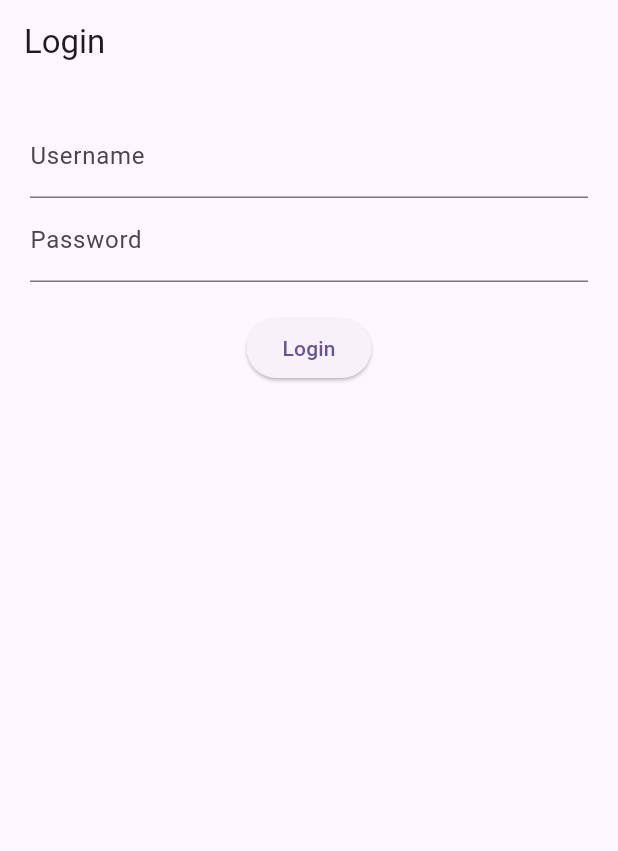
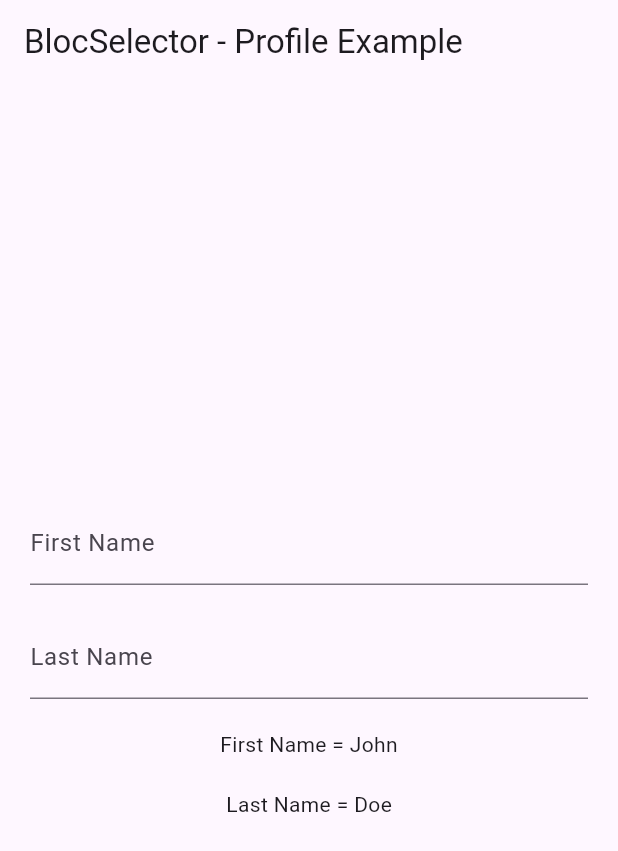
Before and after one commit to usamaaelgendy/flutter_state_management_bloc_cubit, a Flutter app: the screen it shows after launch, on a phone screen of 412 x 824 dp. Shown: the top 851 px of the screen. Run offline on Flutter 3.47's test engine with Material 3 defaults, Android fonts, the phone set to English and light mode, and no system bars; our stand-ins replace equatable, flutter_bloc.

Commit message:
Profile Screen

```diff
--- a/lib/controllers/login_cubit.dart
+++ /dev/null
@@ -1,20 +0,0 @@
-import 'package:equatable/equatable.dart';
-import 'package:flutter_bloc/flutter_bloc.dart';
-
-part 'login_state.dart';
-
-class LoginCubit extends Cubit<LoginState> {
-  LoginCubit() : super(LoginInitial());
-
-  void login(String username, String password) async {
-    emit(LoginLoading());
-
-    await Future.delayed(const Duration(seconds: 2));
-
-    if (username == "admin" && password == "password") {
-      emit(LoginSuccess());
-    } else {
-      emit(const LoginFailure("Invalid username or password"));
-    }
-  }
-}
--- a/lib/controllers/login_state.dart
+++ /dev/null
@@ -1,23 +0,0 @@
-part of 'login_cubit.dart';
-
-
-sealed class LoginState extends Equatable {
-  const LoginState();
-
-  @override
-  List<Object?> get props => [];
-}
-
-class LoginInitial extends LoginState {}
-
-class LoginLoading extends LoginState {}
-
-class LoginSuccess extends LoginState {}
-
-class LoginFailure extends LoginState {
-  final String message;
-  const LoginFailure(this.message);
-
-  @override
-  List<Object?> get props => [message];
-}
--- /dev/null
+++ b/lib/controllers/profile_cubit.dart
@@ -0,0 +1,16 @@
+import 'package:equatable/equatable.dart';
+import 'package:flutter_bloc/flutter_bloc.dart';
+
+part 'profile_state.dart';
+
+class ProfileCubit extends Cubit<ProfileState> {
+  ProfileCubit() : super(ProfileState(firstName: "John", lastName: "Doe"));
+
+  void changeFirstName(String newFirstName) {
+    emit(state.copyWith(firstName: newFirstName));
+  }
+
+  void changeLastName(String newLastName) {
+    emit(state.copyWith(lastName: newLastName));
+  }
+}
--- /dev/null
+++ b/lib/controllers/profile_state.dart
@@ -0,0 +1,19 @@
+part of 'profile_cubit.dart';
+
+
+class ProfileState extends Equatable {
+  final String firstName;
+  final String lastName;
+
+  const ProfileState({required this.firstName, required this.lastName});
+
+  ProfileState copyWith({String? firstName, String? lastName}) {
+    return ProfileState(
+      firstName: firstName ?? this.firstName,
+      lastName: lastName ?? this.lastName,
+    );
+  }
+
+  @override
+  List<Object?> get props => [firstName, lastName];
+}
--- a/lib/main.dart
+++ b/lib/main.dart
@@ -1,6 +1,6 @@
 import 'package:flutter/material.dart';
 import 'package:flutter_bloc/flutter_bloc.dart';
-import 'package:flutter_state_management_bloc_cubit/controllers/login_cubit.dart';
+import 'package:flutter_state_management_bloc_cubit/controllers/profile_cubit.dart';
 
 void main() {
   runApp(const MyApp());
@@ -18,55 +18,55 @@ class MyApp extends StatelessWidget {
         useMaterial3: true,
       ),
       home: BlocProvider(
-        create: (context) => LoginCubit(),
-        child: LoginPage(),
+        create: (context) => ProfileCubit(),
+        child: ProfilePage(),
       ),
     );
   }
 }
 
-class LoginPage extends StatelessWidget {
-  final usernameController = TextEditingController();
-  final passwordController = TextEditingController();
+class ProfilePage extends StatelessWidget {
+  final TextEditingController firstNameController = TextEditingController();
+  final TextEditingController lastNameController = TextEditingController();
+
+  ProfilePage({super.key});
 
   @override
   Widget build(BuildContext context) {
     return Scaffold(
-      appBar: AppBar(title: const Text("Login")),
-      body: BlocConsumer<LoginCubit, LoginState>(
-        listener: (context, state) {
-          if (state is LoginFailure) {
-            ScaffoldMessenger.of(context).showSnackBar(SnackBar(content: Text(state.message)));
-          } else if (state is LoginSuccess) {
-            ScaffoldMessenger.of(context).showSnackBar(SnackBar(content: Text("Login Sucess")));
-          }
-        },
-        builder: (context, state) {
-          return Padding(
+      appBar: AppBar(title: const Text("BlocSelector - Profile Example")),
+      body: Padding(
         padding: const EdgeInsets.all(20),
         child: Column(
+          mainAxisAlignment: MainAxisAlignment.center,
           children: [
             TextField(
-                  controller: usernameController,
-                  decoration: const InputDecoration(labelText: "Username"),
+              controller: firstNameController,
+              decoration: const InputDecoration(labelText: "First Name"),
+              onSubmitted: (value) => context.read<ProfileCubit>().changeFirstName(value),
             ),
+            const SizedBox(height: 20),
             TextField(
-                    controller: passwordController,
-                    decoration: const InputDecoration(labelText: "Password"),
-                    obscureText: true),
+              controller: lastNameController,
+              decoration: const InputDecoration(labelText: "Last Name"),
+              onSubmitted: (value) => context.read<ProfileCubit>().changeLastName(value),
+            ),
             const SizedBox(height: 20),
-                state is LoginLoading
-                    ? const CircularProgressIndicator()
-                    : ElevatedButton(
-                        onPressed: () {
-                          context.read<LoginCubit>().login(usernameController.text, passwordController.text);
+            BlocSelector<ProfileCubit, ProfileState, String>(
+              selector: (state) => state.firstName,
+              builder: (context, firstName) {
+                return Text("First Name = $firstName");
               },
-                        child: const Text("Login"),
+            ),
+            const SizedBox(height: 20),
+            BlocSelector<ProfileCubit, ProfileState, String>(
+              selector: (state) => state.lastName,
+              builder: (context, lastName) {
+                return Text("Last Name = $lastName");
+              },
             ),
           ],
         ),
-          );
-        },
       ),
     );
   }
```
Lines whose indentation alone changed are shown as unchanged.
